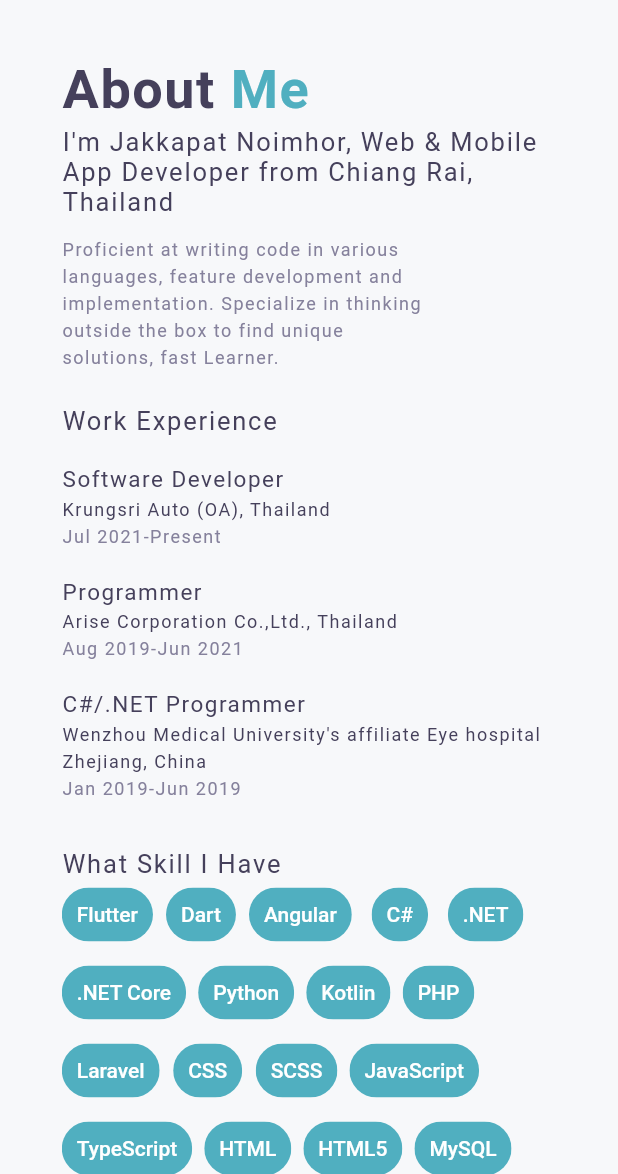
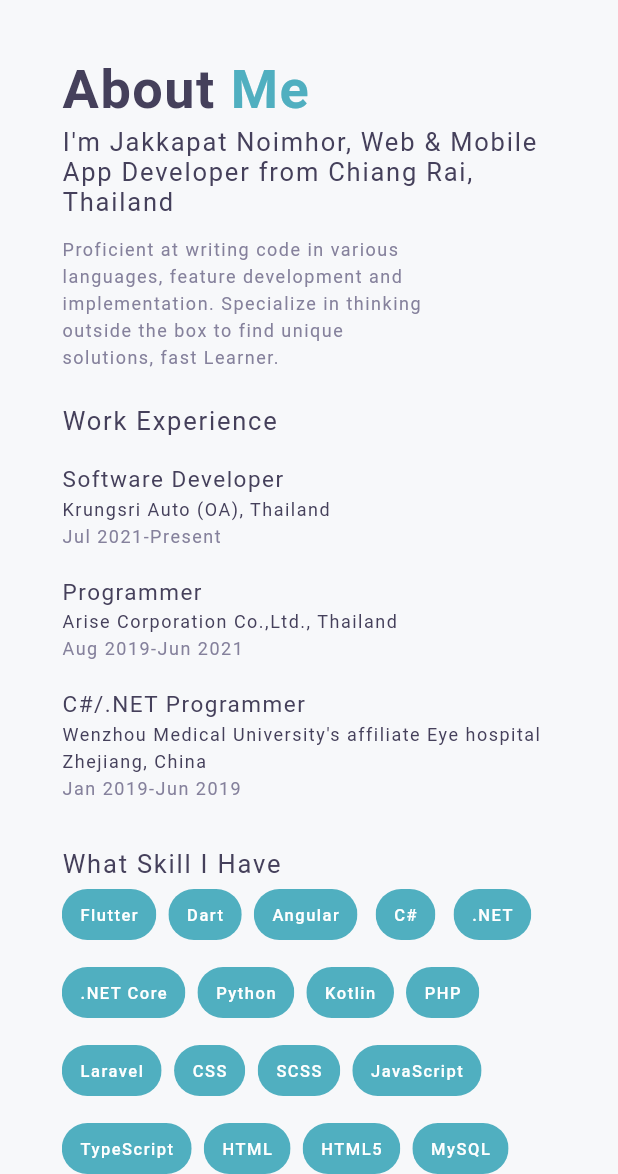
Before and after one commit to MangoStick/portfolio, a Flutter app: the screen it shows after launch, on a phone screen of 412 x 824 dp, the part 62-1236 px from its top. Run offline on Flutter 3.47's test engine with Material 2 defaults, Android fonts, the phone set to English and light mode, and no system bars; our stand-ins replace font_awesome_flutter; missing offline and left inert: dart:html; Roboto replaces fonts that are missing (NexaBold, NexaLight, ProductSans).

Commit message:
Update home.dart

```diff
--- a/lib/ui/home.dart
+++ b/lib/ui/home.dart
@@ -342,20 +342,14 @@ class HomePage extends StatelessWidget {
 
   Widget _buildSkillChip(BuildContext context, String label) {
     return Chip(
-      labelPadding: EdgeInsets.all(2.0),
-//       avatar: CircleAvatar(
-//         backgroundColor: Colors.white70,
-//         child: Text(label[0].toUpperCase()),
-//       ),
+      labelPadding: EdgeInsets.symmetric(vertical: 1, horizontal: 8),
+      backgroundColor: Color(0xFF50AFC0),
       label: Text(
         label,
-        style: TextStyle(
-          color: Colors.white,
+        style: TextStyles.chip.copyWith(
+          fontSize: ResponsiveWidget.isSmallScreen(context) ? 11.0 : 11.0,
         ),
       ),
-      backgroundColor: Color(0xFF50AFC0),
-      elevation: 0.0,
-      padding: EdgeInsets.all(8.0),
     );
   }
 
```
